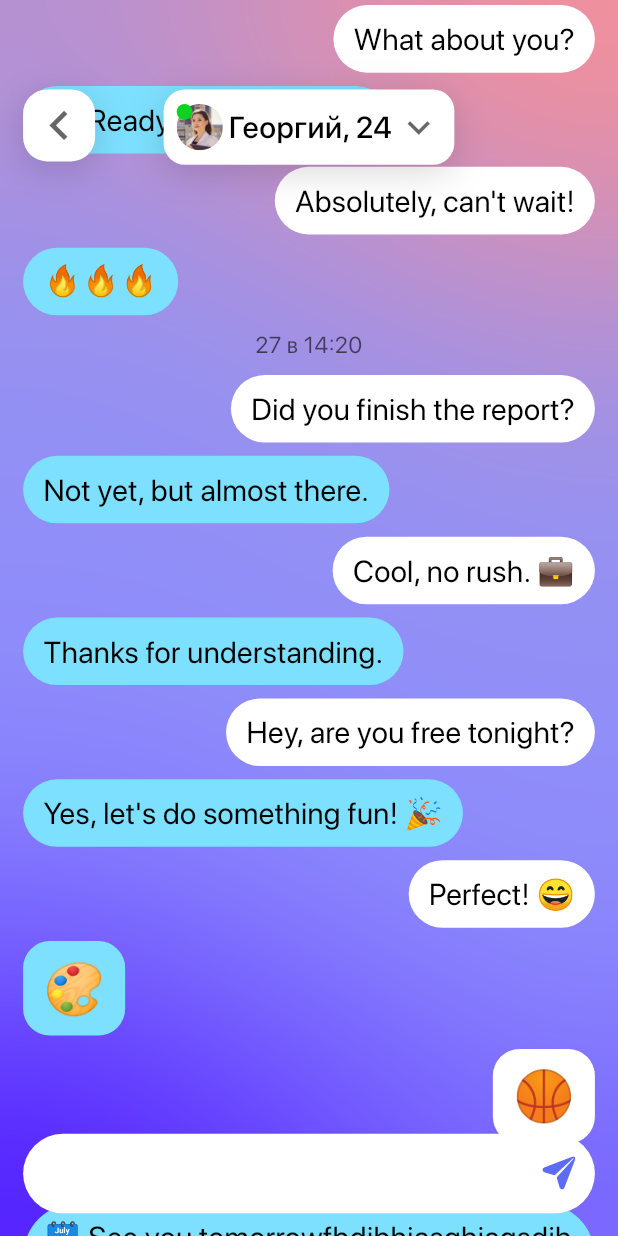
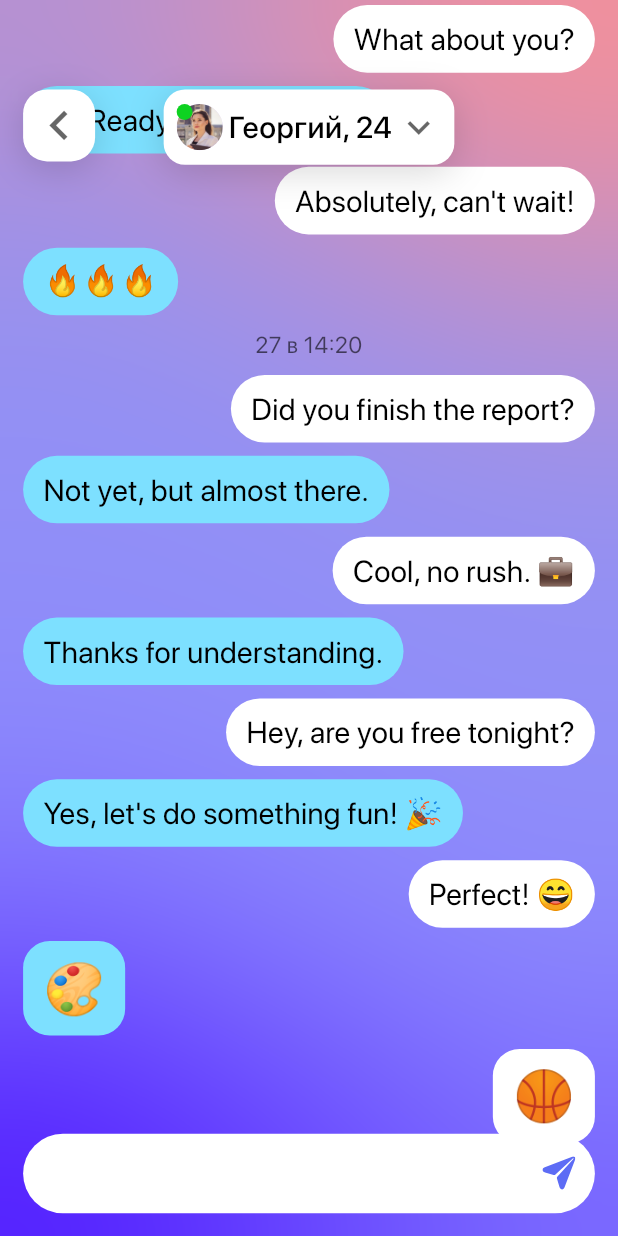
Before and after one commit to IslomjonCoder/deal_app2, a Flutter app: the ChatDetail screen opened directly, scrolled down 686 dp, on a phone screen of 412 x 824 dp. Run offline on Flutter 3.47's test engine with Material 3 defaults, Android fonts, the phone set to English and light mode, and no system bars; our stand-ins replace equatable, flutter_screenutil, flutter_svg; project files that could hold a hidden picture were left out.

Commit message:
fixed paddings, shadows

```diff
--- a/lib/pages/chat_detail.dart
+++ b/lib/pages/chat_detail.dart
@@ -132,12 +132,6 @@ List<Message> messages = [
     mine: false,
     time: DateTime(2024, 8, 27, 18, 05),
   ),
-  Message(
-    message:
-        "🗓️ See you tomorrowfbdjbhjasghjagsdjhgfjhkadsgjfhkgsdjhakgjfhdgs!",
-    mine: true,
-    time: DateTime(2024, 8, 28, 09, 00),
-  ),
 ];
 
 class ChatDetail extends StatefulWidget {
@@ -157,12 +151,15 @@ class ChatDetail extends StatefulWidget {
 class _ChatDetailState extends State<ChatDetail> {
   final TextEditingController controller = TextEditingController();
   final ScrollController scrollController = ScrollController();
+  bool keyboardAppears = false;
 
   @override
   Widget build(BuildContext context) {
     return Scaffold(
       extendBody: true,
       extendBodyBehindAppBar: true,
+      backgroundColor: Colors.transparent,
+      resizeToAvoidBottomInset: false,
       appBar: PreferredSize(
         preferredSize: const Size.fromHeight(0),
         child: AppBar(
@@ -242,10 +239,14 @@ class _ChatDetailState extends State<ChatDetail> {
                 itemCount: messages.length,
               ),
             ),
-            Align(
-              alignment: Alignment.bottomCenter,
+            Positioned(
+              // alignment: Alignment.bottomCenter,
+              bottom: MediaQuery.of(context).viewInsets.bottom,
               child: Padding(
                 padding: EdgeInsets.symmetric(vertical: 17.h, horizontal: 16.w),
+                child: ConstrainedBox(
+                  constraints: BoxConstraints(
+                      maxWidth: MediaQuery.of(context).size.width - 32.w),
                   child: TextField(
                     minLines: 1,
                     maxLines: 5,
@@ -276,6 +277,7 @@ class _ChatDetailState extends State<ChatDetail> {
                     cursorColor: Color(0xFF007AFF),
                     cursorWidth: 2.w,
                     cursorHeight: 21.h,
+                  ),
                 ),
               ),
             ),
--- a/lib/pages/intro_page.dart
+++ b/lib/pages/intro_page.dart
@@ -21,6 +21,7 @@ class IntroPage extends StatelessWidget {
   Widget build(BuildContext context) {
     return Scaffold(
       extendBodyBehindAppBar: true,
+      resizeToAvoidBottomInset: true,
       body: BackgroundGradientOverlay(
         child: SafeArea(
           child: SingleChildScrollView(
--- a/lib/widgets/background_gradient_overlay.dart
+++ b/lib/widgets/background_gradient_overlay.dart
@@ -21,6 +21,11 @@ class BackgroundGradientOverlay extends StatelessWidget {
           width: double.infinity,
           decoration: const BoxDecoration(
             gradient: CustomGradients.backgroundGradient,
+            // image: DecorationImage(
+            //     image: AssetImage(
+            //       "assets/images/background_image.png",
+            //     ),
+            //     fit: BoxFit.cover),
           ),
         ),
         BackdropFilter(
--- a/lib/widgets/chat_tile.dart
+++ b/lib/widgets/chat_tile.dart
@@ -37,7 +37,7 @@ class ChatTile extends StatelessWidget {
               alignment: Alignment.topLeft,
               child: CircleAvatar(
                 radius: 26.sp,
-                child: Image.asset(image),
+                backgroundImage: AssetImage(image),
               ),
             ),
             SizedBox(
```
Also changed, not shown: 1 other file. Lines whose indentation alone changed are shown as unchanged.
